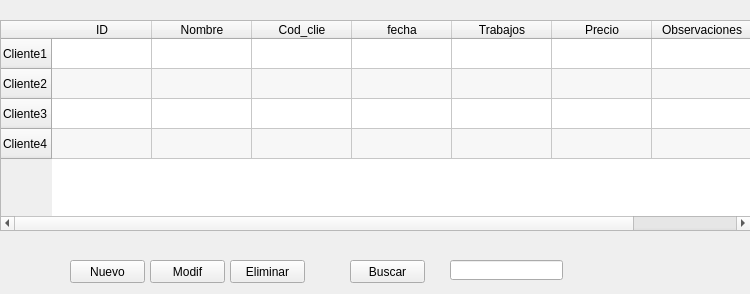
Old version of the form Gui.ui in the repository Fernandez-Miguel-A/Gestor_remake.
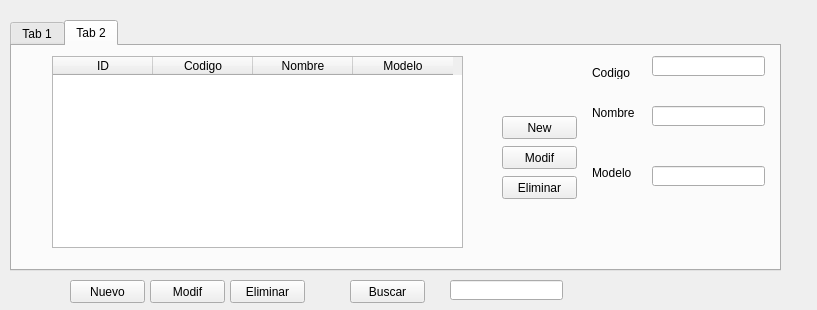
New version of the form.

Commit message: agregado un nuevo <TableWidg> para testear una BASE de DATOS.

```diff
--- a/Gui.ui
+++ b/Gui.ui
@@ -6,8 +6,8 @@
    <rect>
     <x>0</x>
     <y>0</y>
-    <width>750</width>
-    <height>294</height>
+    <width>817</width>
+    <height>310</height>
    </rect>
   </property>
   <property name="windowTitle">
@@ -17,7 +17,7 @@
    <property name="geometry">
     <rect>
      <x>70</x>
-     <y>260</y>
+     <y>280</y>
      <width>75</width>
      <height>23</height>
     </rect>
@@ -30,7 +30,7 @@
    <property name="geometry">
     <rect>
      <x>150</x>
-     <y>260</y>
+     <y>280</y>
      <width>75</width>
      <height>23</height>
     </rect>
@@ -43,7 +43,7 @@
    <property name="geometry">
     <rect>
      <x>230</x>
-     <y>260</y>
+     <y>280</y>
      <width>75</width>
      <height>23</height>
     </rect>
@@ -52,11 +52,50 @@
     <string>Eliminar</string>
    </property>
   </widget>
+  <widget class="QPushButton" name="busca_btn">
+   <property name="geometry">
+    <rect>
+     <x>350</x>
+     <y>280</y>
+     <width>75</width>
+     <height>23</height>
+    </rect>
+   </property>
+   <property name="text">
+    <string>Buscar</string>
+   </property>
+  </widget>
+  <widget class="QLineEdit" name="lineEdit_txt">
+   <property name="geometry">
+    <rect>
+     <x>450</x>
+     <y>280</y>
+     <width>113</width>
+     <height>20</height>
+    </rect>
+   </property>
+  </widget>
+  <widget class="QTabWidget" name="tabWidget">
+   <property name="geometry">
+    <rect>
+     <x>10</x>
+     <y>20</y>
+     <width>771</width>
+     <height>251</height>
+    </rect>
+   </property>
+   <property name="currentIndex">
+    <number>1</number>
+   </property>
+   <widget class="QWidget" name="tab">
+    <attribute name="title">
+     <string>Tab 1</string>
+    </attribute>
   <widget class="QTableWidget" name="tableWidget">
    <property name="geometry">
     <rect>
      <x>0</x>
-     <y>20</y>
+       <y>0</y>
      <width>751</width>
      <height>211</height>
     </rect>
@@ -120,28 +159,150 @@
     </property>
    </column>
   </widget>
-  <widget class="QPushButton" name="busca_btn">
+   </widget>
+   <widget class="QWidget" name="tab_2">
+    <attribute name="title">
+     <string>Tab 2</string>
+    </attribute>
+    <widget class="QTableWidget" name="tableWidget_2">
    <property name="geometry">
     <rect>
-     <x>350</x>
-     <y>260</y>
+       <x>40</x>
+       <y>10</y>
+       <width>411</width>
+       <height>192</height>
+      </rect>
+     </property>
+     <column>
+      <property name="text">
+       <string>ID</string>
+      </property>
+     </column>
+     <column>
+      <property name="text">
+       <string>Codigo</string>
+      </property>
+     </column>
+     <column>
+      <property name="text">
+       <string>Nombre</string>
+      </property>
+     </column>
+     <column>
+      <property name="text">
+       <string>Modelo</string>
+      </property>
+     </column>
+    </widget>
+    <widget class="QPushButton" name="new_btn">
+     <property name="geometry">
+      <rect>
+       <x>490</x>
+       <y>70</y>
      <width>75</width>
      <height>23</height>
     </rect>
    </property>
    <property name="text">
-    <string>Buscar</string>
-   </property>
-  </widget>
-  <widget class="QLineEdit" name="lineEdit_txt">
+      <string>New</string>
+     </property>
+    </widget>
+    <widget class="QPushButton" name="modif_btn_2">
    <property name="geometry">
     <rect>
-     <x>450</x>
-     <y>260</y>
+       <x>490</x>
+       <y>100</y>
+       <width>75</width>
+       <height>23</height>
+      </rect>
+     </property>
+     <property name="text">
+      <string>Modif</string>
+     </property>
+    </widget>
+    <widget class="QLineEdit" name="codigo_txt">
+     <property name="geometry">
+      <rect>
+       <x>640</x>
+       <y>10</y>
      <width>113</width>
      <height>20</height>
     </rect>
    </property>
+    </widget>
+    <widget class="QLineEdit" name="nombre_txt">
+     <property name="geometry">
+      <rect>
+       <x>640</x>
+       <y>60</y>
+       <width>113</width>
+       <height>20</height>
+      </rect>
+     </property>
+    </widget>
+    <widget class="QLineEdit" name="modelo_txt">
+     <property name="geometry">
+      <rect>
+       <x>640</x>
+       <y>120</y>
+       <width>113</width>
+       <height>20</height>
+      </rect>
+     </property>
+    </widget>
+    <widget class="QLabel" name="codigo_l">
+     <property name="geometry">
+      <rect>
+       <x>580</x>
+       <y>20</y>
+       <width>47</width>
+       <height>13</height>
+      </rect>
+     </property>
+     <property name="text">
+      <string>Codigo</string>
+     </property>
+    </widget>
+    <widget class="QLabel" name="nombre_l">
+     <property name="geometry">
+      <rect>
+       <x>580</x>
+       <y>60</y>
+       <width>47</width>
+       <height>13</height>
+      </rect>
+     </property>
+     <property name="text">
+      <string>Nombre</string>
+     </property>
+    </widget>
+    <widget class="QLabel" name="modelo_l">
+     <property name="geometry">
+      <rect>
+       <x>580</x>
+       <y>120</y>
+       <width>47</width>
+       <height>13</height>
+      </rect>
+     </property>
+     <property name="text">
+      <string>Modelo</string>
+     </property>
+    </widget>
+    <widget class="QPushButton" name="elim_btn_2">
+     <property name="geometry">
+      <rect>
+       <x>490</x>
+       <y>130</y>
+       <width>75</width>
+       <height>23</height>
+      </rect>
+     </property>
+     <property name="text">
+      <string>Eliminar</string>
+     </property>
+    </widget>
+   </widget>
   </widget>
  </widget>
  <resources/>
```
Lines whose indentation alone changed are shown as unchanged.
